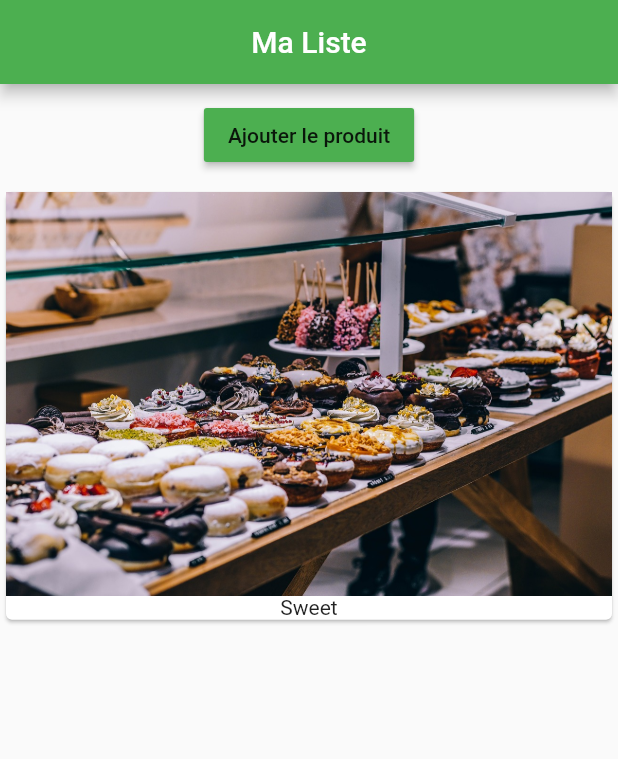
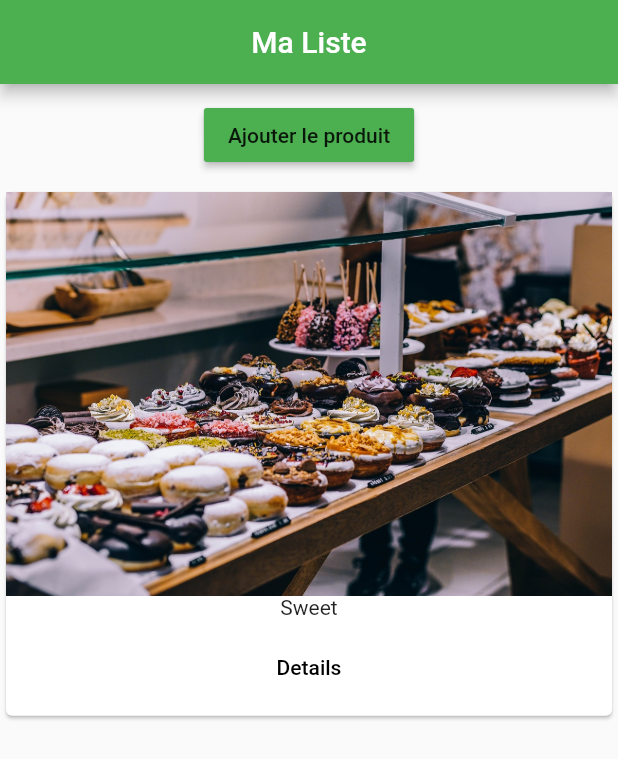
Before and after one commit to abdoulayebacary/course, a Flutter app: the screen it shows after launch, after a tap on "Ajouter le produit", on a phone screen of 412 x 824 dp. Shown: the top 759 px of the screen. Run offline on Flutter 3.47's test engine with Material 2 defaults, Android fonts, the phone set to English and light mode, and no system bars.

Commit message:
imporving the lok of the product page

```diff
--- a/lib/products.dart
+++ b/lib/products.dart
@@ -1,5 +1,6 @@
 import 'package:flutter/material.dart';
 
+import './pages/product.dart';
 class Products extends StatelessWidget {
   final List<String> products;
 
@@ -10,7 +11,16 @@ class Products extends StatelessWidget {
       child: Column(
         children: <Widget>[
           Image.asset('assets/food.jpg'),
-          Text(products[index])
+          Text(products[index]),
+          ButtonBar(
+            alignment: MainAxisAlignment.center,
+            children: <Widget>[
+              FlatButton(
+                child: Text('Details'),
+                onPressed: () => Navigator.push(context, MaterialPageRoute(builder: (context)=> ProductPage())),
+              )
+            ],
+          )
         ],
       ),
     );
```
Also changed, not shown: lib/main.dart (+5 -7 lines), lib/pages/product.dart (added, +37 -0 lines).
